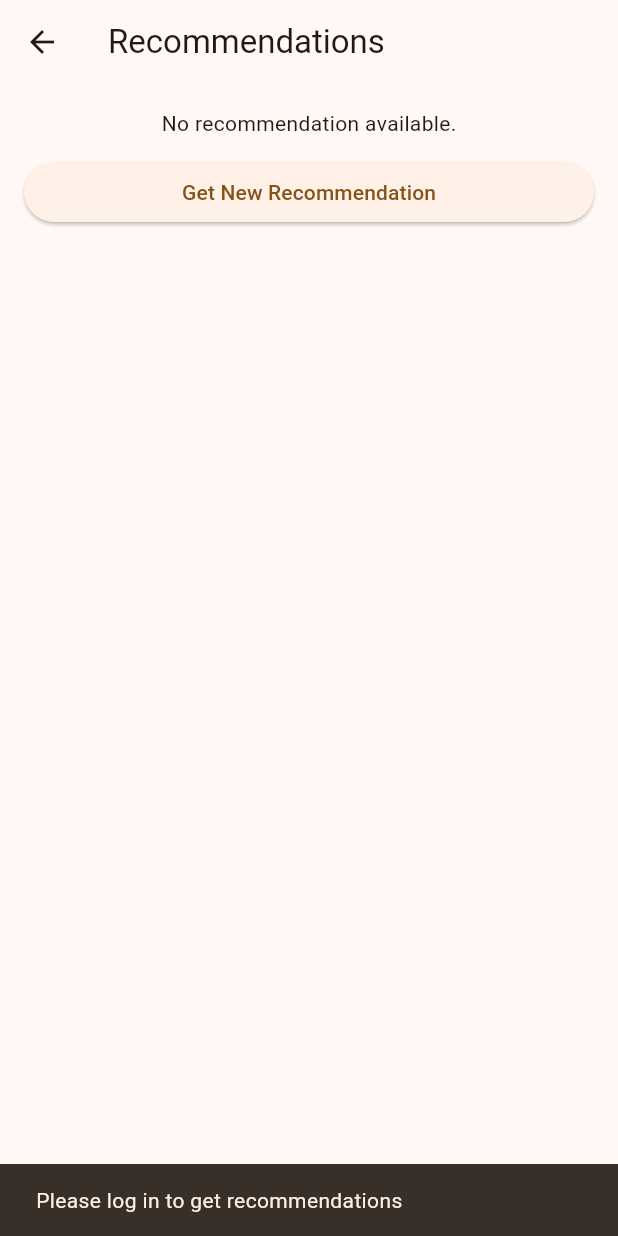
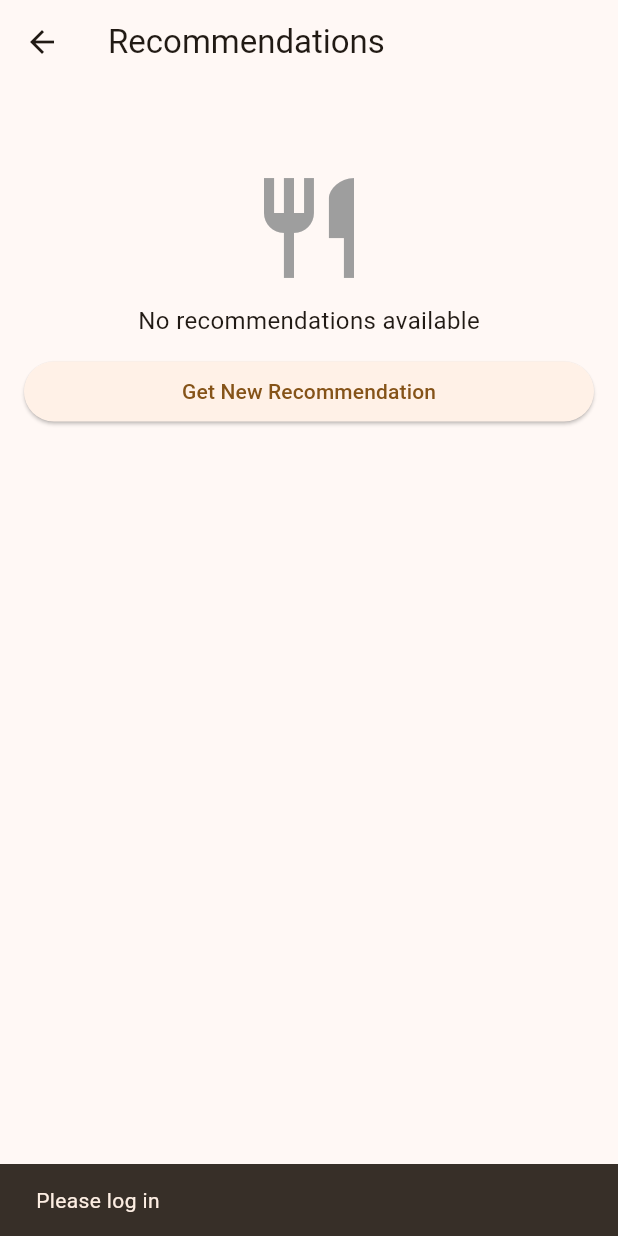
Before and after one commit to Reranko05/SEPM_SMA, a Flutter app: the RecommendationScreen screen opened by its route, after a tap on "Get New Recommendation", on a phone screen of 412 x 824 dp. Run offline on Flutter 3.47's test engine with Material 3 defaults, Android fonts, the phone set to English and light mode, and no system bars; our stand-ins replace flutter_local_notifications, shared_preferences, timezone; missing offline and left inert: android_alarm_manager_plus, android_intent_plus; accounts and stored records are empty.

Commit message:
Update Recommendation Screen UI

```diff
--- a/frontend/lib/screens/recommendation_screen.dart
+++ b/frontend/lib/screens/recommendation_screen.dart
@@ -7,86 +7,216 @@ import '../providers/cart_provider.dart';
 
 class RecommendationScreen extends StatefulWidget {
   const RecommendationScreen({super.key});
+
   @override
-  State<RecommendationScreen> createState() => _RecommendationScreenState();
+  State<RecommendationScreen> createState() =>
+      _RecommendationScreenState();
 }
 
 class _RecommendationScreenState extends State<RecommendationScreen> {
   @override
   void initState() {
     super.initState();
-    final auth = Provider.of<AuthProvider>(context, listen: false);
+    final auth =
+        Provider.of<AuthProvider>(context, listen: false);
+
     if (auth.username != null) {
-      Provider.of<RecommendationProvider>(context, listen: false).fetchRecommendation(auth.username!);
+      Provider.of<RecommendationProvider>(context,
+              listen: false)
+          .fetchRecommendation(auth.username!);
     }
   }
 
   @override
   Widget build(BuildContext context) {
     final auth = Provider.of<AuthProvider>(context);
-    final provider = Provider.of<RecommendationProvider>(context);
+    final provider =
+        Provider.of<RecommendationProvider>(context);
+
     return Scaffold(
       appBar: AppBar(title: const Text('Recommendations')),
       body: Padding(
         padding: const EdgeInsets.all(16),
-        child: Column(children: [
-          if (provider.loading) const CircularProgressIndicator(),
-          if (!provider.loading && provider.meals.isEmpty) const Text('No recommendation available.'),
+        child: ListView(
+          children: [
+            // 🔥 Loading
+            if (provider.loading)
+              const Center(child: CircularProgressIndicator()),
+
+            // 🔥 Empty
+            if (!provider.loading && provider.meals.isEmpty)
+              _emptyState(),
+
+            // 🔥 Recommendations
             if (provider.meals.isNotEmpty)
-            ...provider.meals.take(3).map((m) => Padding(
-                  padding: const EdgeInsets.only(bottom: 12),
-                  child: Column(children: [
+              ...provider.meals.take(3).toList().asMap().entries.map((entry) {
+                final index = entry.key;
+                final m = entry.value;
+                final isBest = index == 0;
+
+                return Padding(
+                  padding:
+                      const EdgeInsets.only(bottom: 16),
+                  child: Column(
+                    crossAxisAlignment:
+                        CrossAxisAlignment.start,
+                    children: [
+                      // 🔥 BEST BADGE
+                      if (isBest)
+                        Container(
+                          margin:
+                              const EdgeInsets.only(bottom: 6),
+                          padding: const EdgeInsets.symmetric(
+                              horizontal: 10, vertical: 4),
+                          decoration: BoxDecoration(
+                            color: Colors.green,
+                            borderRadius:
+                                BorderRadius.circular(8),
+                          ),
+                          child: const Text(
+                            'BEST MATCH',
+                            style: TextStyle(
+                              color: Colors.white,
+                              fontSize: 12,
+                              fontWeight: FontWeight.bold,
+                            ),
+                          ),
+                        ),
+
                       RecommendationCard(meal: m),
+
                       const SizedBox(height: 8),
-                    Row(children: [
-                      Expanded(
+
+                      // 🔥 ADD BUTTON
+                      SizedBox(
+                        width: double.infinity,
                         child: ElevatedButton(
                           onPressed: () async {
-                            final cart = Provider.of<CartProvider>(context, listen: false);
+                            final cart =
+                                Provider.of<CartProvider>(
+                              context,
+                              listen: false,
+                            );
+
                             try {
                               await cart.add(m);
-                              if (mounted) ScaffoldMessenger.of(context).showSnackBar(SnackBar(content: Text('Added ${m.name} to cart')));
+                              if (mounted) {
+                                ScaffoldMessenger.of(context)
+                                    .showSnackBar(
+                                  SnackBar(
+                                      content:
+                                          Text('Added ${m.name}')),
+                                );
+                              }
                             } catch (e) {
-                              if (mounted) ScaffoldMessenger.of(context).showSnackBar(SnackBar(content: Text('Failed to add ${m.name}: $e')));
+                              if (mounted) {
+                                ScaffoldMessenger.of(context)
+                                    .showSnackBar(
+                                  SnackBar(
+                                      content:
+                                          Text('Failed: $e')),
+                                );
+                              }
                             }
                           },
                           child: const Text('Add to Cart'),
                         ),
-                      )
-                    ])
-                  ]),
-                )).toList(),
+                      ),
+                    ],
+                  ),
+                );
+              }),
+
             const SizedBox(height: 12),
-            Row(children: [
-            Expanded(
+
+            // 🔥 REFRESH BUTTON
+            SizedBox(
+              width: double.infinity,
               child: ElevatedButton(
                 onPressed: provider.loading
                     ? null
                     : () async {
-                            if (auth.username == null || auth.username!.isEmpty) {
-                              if (mounted) ScaffoldMessenger.of(context).showSnackBar(const SnackBar(content: Text('Please log in to get recommendations')));
+                        if (auth.username == null ||
+                            auth.username!.isEmpty) {
+                          if (mounted) {
+                            ScaffoldMessenger.of(context)
+                                .showSnackBar(
+                              const SnackBar(
+                                  content: Text(
+                                      'Please log in')),
+                            );
+                          }
                           return;
                         }
-                            await provider.fetchRecommendation(auth.username!);
+
+                        await provider.fetchRecommendation(
+                            auth.username!);
                       },
-                    child: const Text('Get New Recommendation'))),
-          ]),
+                child: const Text('Get New Recommendation'),
+              ),
+            ),
+
             const SizedBox(height: 8),
+
+            // 🔥 ADD BEST CTA
             if (provider.meals.isNotEmpty)
-            ElevatedButton(
+              SizedBox(
+                width: double.infinity,
+                child: ElevatedButton(
+                  style: ElevatedButton.styleFrom(
+                    backgroundColor: Colors.green,
+                  ),
                   onPressed: () async {
                     final best = provider.meals.first;
-                final cart = Provider.of<CartProvider>(context, listen: false);
+                    final cart =
+                        Provider.of<CartProvider>(context,
+                            listen: false);
+
                     try {
                       await cart.add(best);
-                  ScaffoldMessenger.of(context).showSnackBar(SnackBar(content: Text('Added ${best.name} to cart')));
+                      if (mounted) {
+                        ScaffoldMessenger.of(context)
+                            .showSnackBar(
+                          SnackBar(
+                              content:
+                                  Text('Added ${best.name}')),
+                        );
+                      }
                     } catch (e) {
-                  ScaffoldMessenger.of(context).showSnackBar(SnackBar(content: Text('Failed to add ${best.name}: $e')));
+                      if (mounted) {
+                        ScaffoldMessenger.of(context)
+                            .showSnackBar(
+                          SnackBar(
+                              content:
+                                  Text('Failed: $e')),
+                        );
+                      }
                     }
                   },
-              child: const Text('Add To Cart (Best)'))
-        ]),
+                  child: const Text('Add Best to Cart'),
+                ),
+              ),
+
+            const SizedBox(height: 20),
+          ],
+        ),
       ),
     );
   }
+
+  // 🔥 EMPTY STATE
+  Widget _emptyState() {
+    return Column(
+      children: const [
+        SizedBox(height: 40),
+        Icon(Icons.restaurant_outlined,
+            size: 80, color: Colors.grey),
+        SizedBox(height: 10),
+        Text(
+          'No recommendations available',
+          style: TextStyle(fontSize: 16),
+        ),
+      ],
+    );
   }
+}
```
Lines whose indentation alone changed are shown as unchanged.
